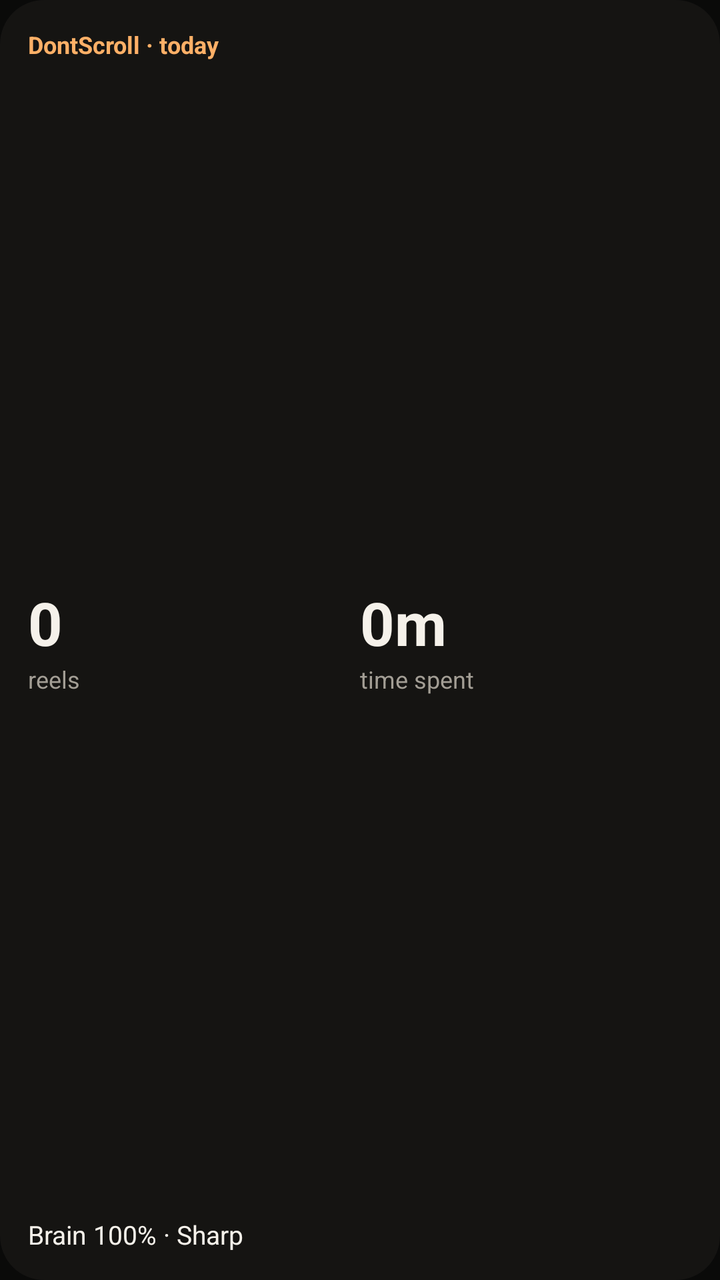
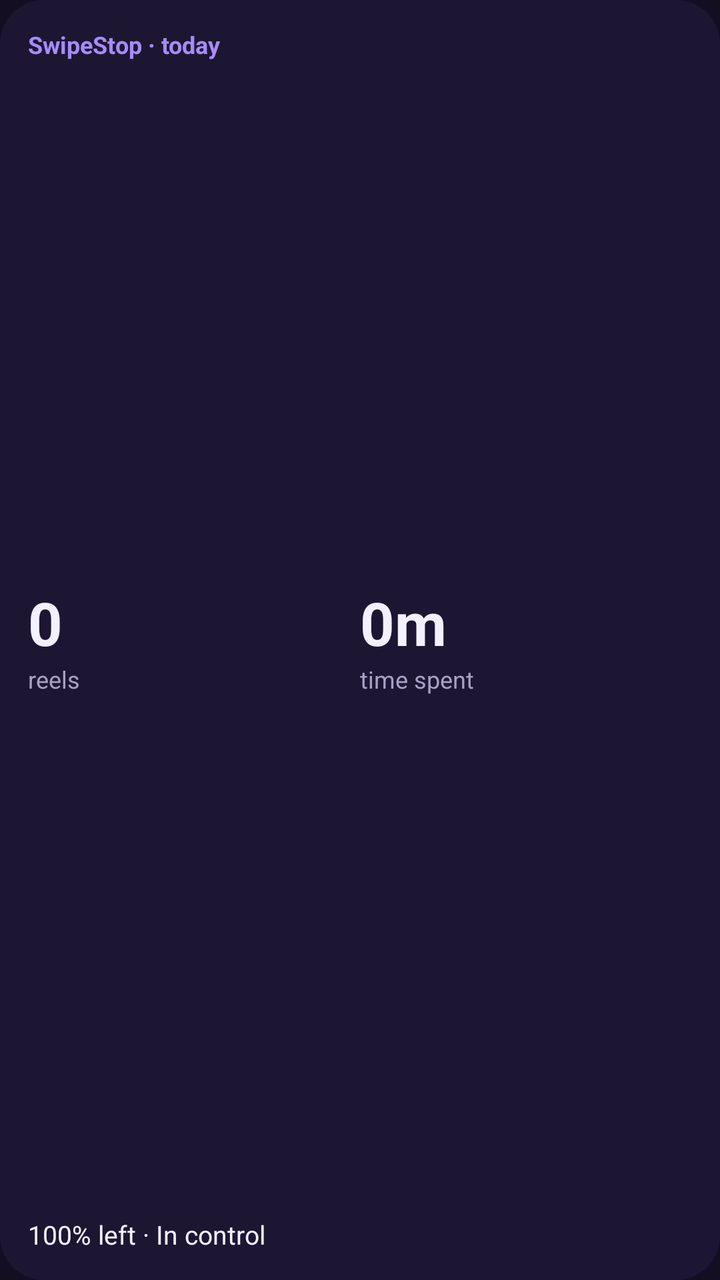

Screens rendered from an Android XML layout before and after an edit, with the pre-edit source and the edit as a unified diff.
<!-- AndroidManifest.xml: application theme Theme.DontScroll -->
<!-- res/layout/widget_today.xml -->
<?xml version="1.0" encoding="utf-8"?>
<LinearLayout xmlns:android="http://schemas.android.com/apk/res/android"
    android:id="@+id/w_root"
    android:layout_width="match_parent"
    android:layout_height="match_parent"
    android:background="@drawable/widget_bg"
    android:orientation="vertical"
    android:padding="14dp">

    <TextView
        android:id="@+id/w_title"
        android:layout_width="wrap_content"
        android:layout_height="wrap_content"
        android:text="DontScroll · today"
        android:textColor="@color/widget_accent"
        android:textSize="12sp"
        android:textStyle="bold" />

    <LinearLayout
        android:layout_width="match_parent"
        android:layout_height="0dp"
        android:layout_weight="1"
        android:gravity="center_vertical"
        android:orientation="horizontal">

        <LinearLayout
            android:layout_width="0dp"
            android:layout_height="wrap_content"
            android:layout_weight="1"
            android:orientation="vertical">

            <TextView
                android:id="@+id/w_reels"
                android:layout_width="wrap_content"
                android:layout_height="wrap_content"
                android:text="0"
                android:textColor="@color/widget_text"
                android:textSize="30sp"
                android:textStyle="bold" />

            <TextView
                android:layout_width="wrap_content"
                android:layout_height="wrap_content"
                android:text="reels"
                android:textColor="@color/widget_text_lo"
                android:textSize="12sp" />
        </LinearLayout>

        <LinearLayout
            android:layout_width="0dp"
            android:layout_height="wrap_content"
            android:layout_weight="1"
            android:orientation="vertical">

            <TextView
                android:id="@+id/w_time"
                android:layout_width="wrap_content"
                android:layout_height="wrap_content"
                android:text="0m"
                android:textColor="@color/widget_text"
                android:textSize="30sp"
                android:textStyle="bold" />

            <TextView
                android:layout_width="wrap_content"
                android:layout_height="wrap_content"
                android:text="time spent"
                android:textColor="@color/widget_text_lo"
                android:textSize="12sp" />
        </LinearLayout>
    </LinearLayout>

    <TextView
        android:id="@+id/w_brain"
        android:layout_width="wrap_content"
        android:layout_height="wrap_content"
        android:text="Brain 100% · Sharp"
        android:textColor="@color/widget_text"
        android:textSize="13sp" />
</LinearLayout>
<!-- resources referenced by this layout -->
<resources>
  <color name="widget_accent">#FFB067</color>
  <color name="widget_text">#F5F1EA</color>
  <color name="widget_text_lo">#A39E95</color>
  <!-- drawable widget_bg (drawable) -->
  <?xml version="1.0" encoding="utf-8"?>
  <shape xmlns:android="http://schemas.android.com/apk/res/android" android:shape="rectangle">
      <solid android:color="#F2161513" />
      <corners android:radius="22dp" />
  </shape>
  <style name="Theme.DontScroll" parent="android:Theme.Material.NoActionBar">
          <item name="android:windowBackground">@color/app_bg</item>
          <item name="android:colorBackground">@color/app_bg</item>
          <item name="android:statusBarColor">@android:color/transparent</item>
          <item name="android:navigationBarColor">@android:color/transparent</item>
      </style>
  <color name="app_bg">#0A0A09</color>
</resources>

<!-- the commit's change to res/layout/widget_today.xml (unified diff, before → after) -->
@@ -11,7 +11,7 @@
         android:id="@+id/w_title"
         android:layout_width="wrap_content"
         android:layout_height="wrap_content"
-        android:text="DontScroll · today"
+        android:text="SwipeStop · today"
         android:textColor="@color/widget_accent"
         android:textSize="12sp"
         android:textStyle="bold" />
@@ -71,10 +71,10 @@
     </LinearLayout>
 
     <TextView
-        android:id="@+id/w_brain"
+        android:id="@+id/w_status"
         android:layout_width="wrap_content"
         android:layout_height="wrap_content"
-        android:text="Brain 100% · Sharp"
+        android:text="100% left · In control"
         android:textColor="@color/widget_text"
         android:textSize="13sp" />
 </LinearLayout>
<!-- resource entries referenced after the edit -->
@@ -1,12 +1,12 @@
 <!-- resources referenced by this layout -->
 <resources>
-  <color name="widget_accent">#FFB067</color>
-  <color name="widget_text">#F5F1EA</color>
-  <color name="widget_text_lo">#A39E95</color>
+  <color name="widget_accent">#A78BFA</color>
+  <color name="widget_text">#F3F0FF</color>
+  <color name="widget_text_lo">#A9A1C4</color>
   <!-- drawable widget_bg (drawable) -->
   <?xml version="1.0" encoding="utf-8"?>
   <shape xmlns:android="http://schemas.android.com/apk/res/android" android:shape="rectangle">
-      <solid android:color="#F2161513" />
+      <solid android:color="#F21E1733" />
       <corners android:radius="22dp" />
   </shape>
   <style name="Theme.DontScroll" parent="android:Theme.Material.NoActionBar">
@@ -15,6 +15,6 @@
           <item name="android:statusBarColor">@android:color/transparent</item>
           <item name="android:navigationBarColor">@android:color/transparent</item>
       </style>
-  <color name="app_bg">#0A0A09</color>
+  <color name="app_bg">#130E22</color>
 </resources>
 
